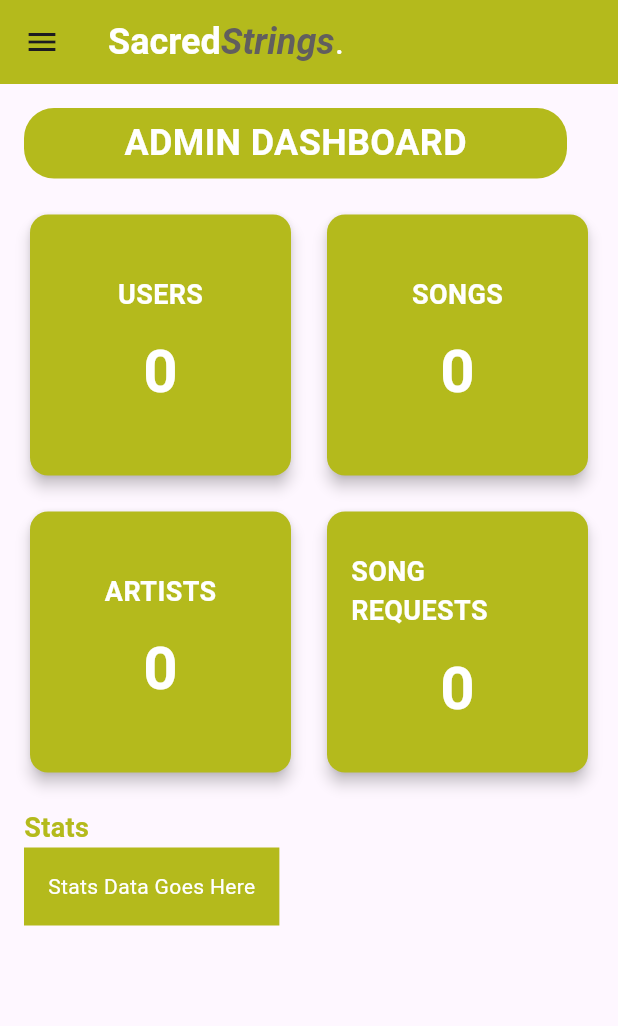
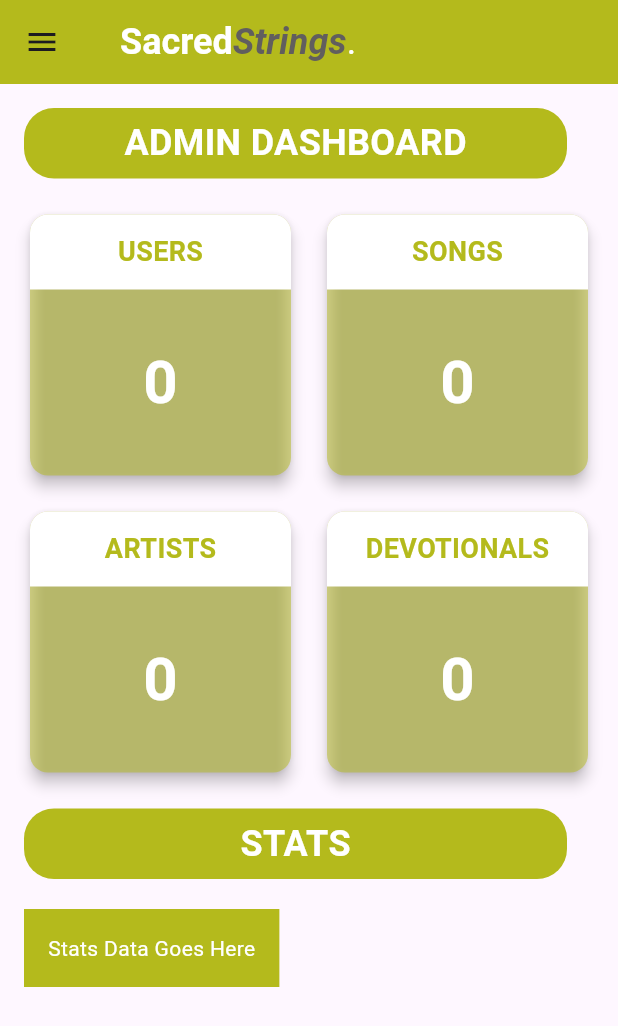
Before and after one commit to SiennaShaniah/Sacred, a Flutter app: the screen it shows after launch, on a phone screen of 412 x 824 dp. Shown: the top 1026 px of the screen. Run offline on Flutter 3.47's test engine with Material 3 defaults, Android fonts, the phone set to English and light mode, and no system bars; our stand-ins replace cloud_firestore, firebase_auth, firebase_core, fluttertoast; accounts and stored records are empty.

Commit message:
7th commit

```diff
--- a/flutter_project/lib/Admin/AdminTabs/addashboard.dart
+++ b/flutter_project/lib/Admin/AdminTabs/addashboard.dart
@@ -11,11 +11,12 @@ class DashboardTab extends StatelessWidget {
       child: Column(
         crossAxisAlignment: CrossAxisAlignment.start,
         children: [
+          // Admin Dashboard Title
           Container(
             width: 362, // Fixed width
             height: 47, // Fixed height
             decoration: BoxDecoration(
-              color: const Color(0xFFB4BA1C), // Background color
+              color: const Color(0xFFB4BA1C), // Original color
               borderRadius: BorderRadius.circular(20), // Rounded corners
             ),
             child: Center(
@@ -30,6 +31,8 @@ class DashboardTab extends StatelessWidget {
             ),
           ),
           const SizedBox(height: 20),
+
+          // GridView for stats cards
           GridView.count(
             shrinkWrap: true,
             crossAxisCount: 2,
@@ -39,21 +42,36 @@ class DashboardTab extends StatelessWidget {
               _buildStatCard('USERS', '0'),
               _buildStatCard('SONGS', '0'),
               _buildStatCard('ARTISTS', '0'),
-              _buildStatCard('SONG REQUESTS', '0'),
+              _buildStatCard('DEVOTIONALS', '0'),
             ],
           ),
           const SizedBox(height: 20),
-          const Text(
-            'Stats',
-            style: TextStyle(
-              fontSize: 18,
+
+          // Stats Title - styled like Admin Dashboard (Removed opacity)
+          Container(
+            width: 362, // Fixed width
+            height: 47, // Fixed height
+            decoration: BoxDecoration(
+              color: const Color(0xFFB4BA1C), // Full opacity color
+              borderRadius: BorderRadius.circular(20), // Rounded corners
+            ),
+            child: Center(
+              child: Text(
+                'Stats'.toUpperCase(),
+                style: const TextStyle(
+                  fontSize: 24,
                   fontWeight: FontWeight.bold,
-              color: Color(0xFFB4BA1C),
+                  color: Colors.white, // White text color
                 ),
               ),
+            ),
+          ),
+          const SizedBox(height: 20),
+
+          // Stats Data Section
           Container(
             padding: const EdgeInsets.all(16),
-            color: const Color(0xFFB4BA1C),
+            color: const Color(0xFFB4BA1C), // Full opacity color
             child: const Text(
               'Stats Data Goes Here',
               style: TextStyle(color: Colors.white),
@@ -67,24 +85,34 @@ class DashboardTab extends StatelessWidget {
   // Helper method to build the stat cards
   Widget _buildStatCard(String title, String count) {
     return Card(
-      color: const Color(0xFFB4BA1C),
+      color: const Color(0xFFB4BA1C).withOpacity(0.5), // Full opacity color
       shape: RoundedRectangleBorder(borderRadius: BorderRadius.circular(12)),
       elevation: 4,
-      child: Padding(
-        padding: const EdgeInsets.all(16.0),
       child: Column(
-          mainAxisAlignment: MainAxisAlignment.center,
         children: [
-            Text(
+          Container(
+            padding: const EdgeInsets.symmetric(vertical: 12),
+            decoration: const BoxDecoration(
+              color: Colors.white,
+              borderRadius: BorderRadius.only(
+                topLeft: Radius.circular(12),
+                topRight: Radius.circular(12),
+              ),
+            ),
+            child: Center(
+              child: Text(
                 title,
                 style: const TextStyle(
                   fontSize: 18,
                   fontWeight: FontWeight.bold,
-                color: Colors.white,
+                  color: Color(0xFFB4BA1C),
                 ),
               ),
-            const SizedBox(height: 10),
-            Text(
+            ),
+          ),
+          Expanded(
+            child: Center(
+              child: Text(
                 count,
                 style: const TextStyle(
                   fontSize: 40,
@@ -92,11 +120,10 @@ class DashboardTab extends StatelessWidget {
                   color: Colors.white,
                 ),
               ),
+            ),
+          ),
         ],
-        ),
       ),
     );
   }
 }
-
-// Tab for Manage Users content
--- a/flutter_project/lib/Admin/admin.dart
+++ b/flutter_project/lib/Admin/admin.dart
@@ -44,8 +44,11 @@ class _AdminDashboardState extends State<Admin> {
       key: _scaffoldKey,
       appBar: AppBar(
         title: Row(
-          mainAxisAlignment: MainAxisAlignment.start,
+          mainAxisSize: MainAxisSize
+              .min, // Ensures the Row doesn't take up the entire width
           children: [
+            const SizedBox(
+                width: 8), // Adds a small space between the icon and text
             RichText(
               text: const TextSpan(
                 children: [
@@ -103,7 +106,7 @@ class _AdminDashboardState extends State<Admin> {
                             fontWeight: FontWeight.bold,
                             fontFamily: 'Roboto',
                             color: Colors.white,
-                            fontSize: 26,
+                            fontSize: 34,
                           ),
                         ),
                         TextSpan(
@@ -113,7 +116,7 @@ class _AdminDashboardState extends State<Admin> {
                             fontStyle: FontStyle.italic,
                             fontFamily: 'Roboto',
                             color: Color(0xFFB4BA1C),
-                            fontSize: 26,
+                            fontSize: 34,
                           ),
                         ),
                         TextSpan(
@@ -233,13 +236,13 @@ class _AdminDashboardState extends State<Admin> {
       case 2:
         return const AddSongTab();
       case 3:
-        return SongListTab(); // Remove the 'const' here
+        return SongListTab();
       case 4:
         return const ArchiveTab();
       case 6:
         return const AddDailyDevotionalTab();
       case 7:
-        return const DailyDevotionalListTab(); // Remove the 'const' here
+        return const DailyDevotionalListTab();
       default:
         return const Center(child: Text('Select a tab'));
     }
```
Also changed, not shown: flutter_project/lib/Admin/AdminTabs/devotion.dart (+72 -48 lines), flutter_project/lib/Admin/AdminTabs/listdevotion.dart (+100 -55 lines), flutter_project/lib/Admin/AdminTabs/songlist.dart (+10 -10 lines), flutter_project/pubspec.yaml (+7 -4 lines), flutter_project/lib/Images/bible.jpg (added), flutter_project/lib/Images/bible2.jpg (added), flutter_project/lib/Images/bible3.jpg (added), flutter_project/pubspec.lock. Lines whose indentation alone changed are shown as unchanged.
